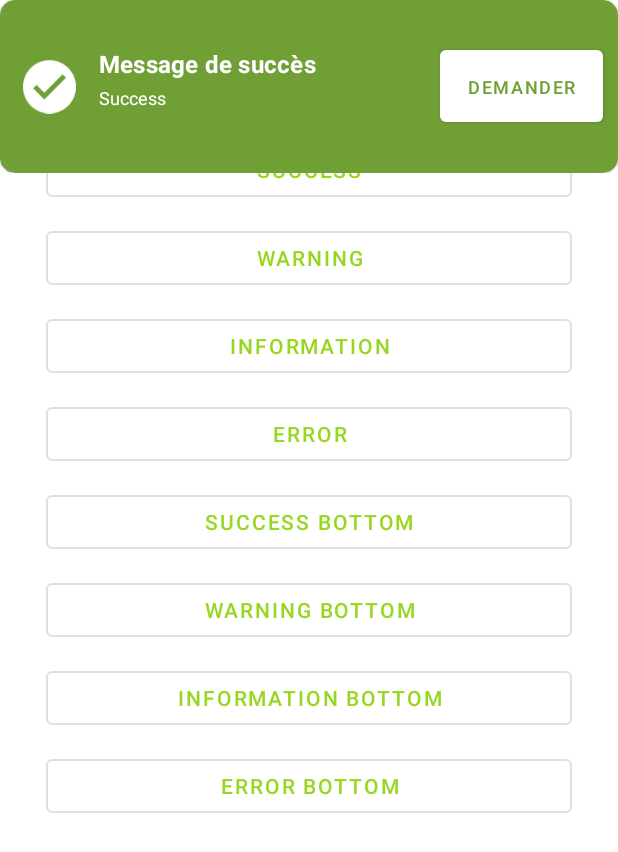
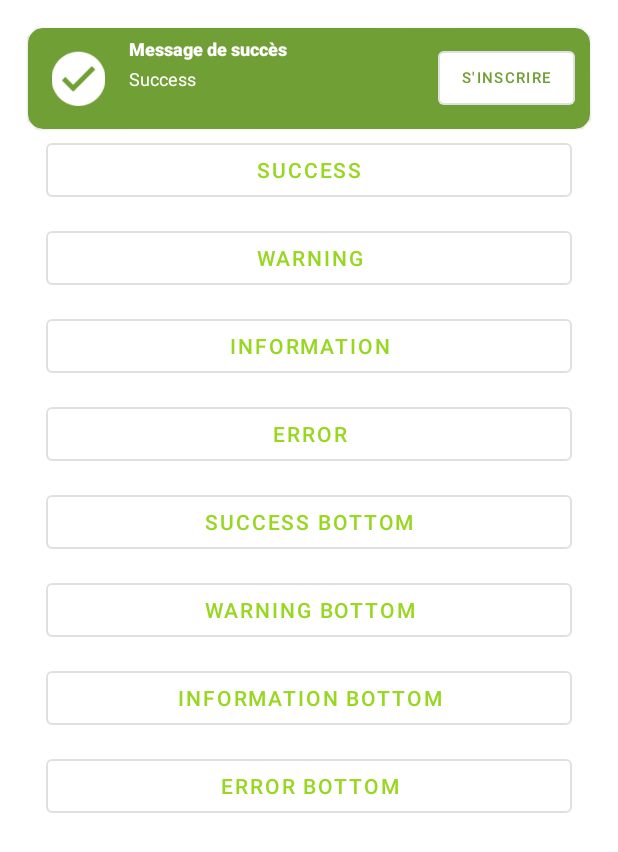
Before and after one commit to Exalis/AndroidUtils, an Android app: the screen it shows after launch (MainActivity), after a tap on "SUCCESS", on a phone screen of 412 x 824 dp. Shown: the top 852 px of the screen. Run offline under Robolectric (Android 15) with nearby library versions, the phone set to English and light mode, and no system bars.

Commit message:
Better responsibility

```diff
--- a/AndroidUtils/src/main/java/com/exalis/androidutils/Messaging/BannerMessage.java
+++ b/AndroidUtils/src/main/java/com/exalis/androidutils/Messaging/BannerMessage.java
@@ -61,7 +61,7 @@ public class BannerMessage {
                 CoordinatorLayout.LayoutParams.MATCH_PARENT,
                 100
         );
-
+        Log.i(TAG, "createView: " + comesFromBottom);
         if(comesFromBottom){
             params.gravity = Gravity.BOTTOM;
             params.setMargins(20, 20, 20, bottomMargin);
--- a/AndroidUtils/src/main/res/layout/banner.xml
+++ b/AndroidUtils/src/main/res/layout/banner.xml
@@ -1,14 +1,17 @@
 <RelativeLayout
 		android:layout_width="match_parent"
 		android:layout_height="match_parent"
+		android:id="@+id/popup"
 		xmlns:android="http://schemas.android.com/apk/res/android"
 >
 	<com.google.android.material.card.MaterialCardView
 			app:cardCornerRadius="10dp"
+			android:layout_margin="5dp"
 			app:cardBackgroundColor="@color/colorWarning"
+			android:background="@color/colorWarning"
 			android:id="@+id/banner"
 			android:layout_width="match_parent"
-			android:layout_height="115dp"
+			android:layout_height="wrap_content"
 			android:orientation="vertical"
 			android:padding="3dp"
 			xmlns:android="http://schemas.android.com/apk/res/android"
@@ -21,7 +24,7 @@
 
 			<ImageView
 					android:id="@+id/icon"
-					android:layout_width="66dp"
+					android:layout_width="67dp"
 					android:layout_height="67dp"
 					android:src="@drawable/warning_icon"
 					android:tint="@color/colorOnWarning"
@@ -31,20 +34,24 @@
 
 			<LinearLayout
 					android:layout_width="0dp"
-					android:layout_height="match_parent"
+					android:layout_height="wrap_content"
 					android:layout_weight="1"
 					android:orientation="vertical"
+					android:layout_marginTop="5dp"
+					android:layout_marginBottom="5dp"
 			>
 
 				<TextView
 						android:layout_width="match_parent"
 						android:layout_gravity="start"
-						android:layout_height="0dp"
-						android:layout_weight="1"
-						android:text="Confirmation"
+						android:layout_height="wrap_content"
+						android:text="Message de succès"
 						android:textStyle="bold"
 						android:gravity="bottom|start"
-						android:textAppearance="@style/TextAppearance.MaterialComponents.Subtitle1"
+						android:textSize="18sp"
+						android:autoSizeTextType="uniform"
+						android:maxLines="1"
+						android:textAppearance="@style/TextAppearance.AppCompat.Title"
 						android:textColor="@color/colorOnWarning"
 						android:id="@+id/bannerTitleContent"
 						android:layout_marginBottom="3dp"
@@ -53,8 +60,7 @@
 				<TextView
 						android:layout_width="match_parent"
 						android:layout_gravity="start"
-						android:layout_height="0dp"
-						android:layout_weight="1"
+						android:layout_height="wrap_content"
 						android:textSize="12sp"
 						android:layout_marginBottom="5dp"
 						android:text="Recipe saved successfully into your favorite, you can read it when offline"
@@ -65,21 +71,20 @@
 			</LinearLayout>
 
 			<com.google.android.material.button.MaterialButton
-					android:layout_width="0dp"
-					android:layout_weight="0.5"
-					android:layout_height="60dp"
+					android:layout_width="wrap_content"
+					android:layout_height="wrap_content"
 					android:layout_gravity="center"
 					android:onClick="onBannerActionClicked"
-					android:text="Demander à ma ville"
-					android:autoSizeTextType="uniform"
-					android:textColor="@color/colorWarning"
+					android:text="S'inscrire"
+					android:textColor="@color/colorOnWarning"
+					android:textSize="10sp"
 					android:maxLines="1"
-					style="@style/Widget.MaterialComponents.Button"
 					app:backgroundTint="@color/white"
 					android:id="@+id/bannerButton"
+					android:layout_marginEnd="10dp"
 					android:layout_marginStart="10dp"
-					android:layout_marginEnd="10dp"
-					android:visibility="gone"
+					android:visibility="visible"
+					style="@style/Widget.MaterialComponents.Button.OutlinedButton"
 			/>
 
 		</LinearLayout>
--- a/app/src/main/res/layout/main_activity.xml
+++ b/app/src/main/res/layout/main_activity.xml
@@ -1,8 +1,9 @@
 <?xml version="1.0" encoding="utf-8"?>
-<RelativeLayout
+<androidx.coordinatorlayout.widget.CoordinatorLayout
 		android:layout_height="match_parent"
 		android:layout_width="match_parent"
 		xmlns:android="http://schemas.android.com/apk/res/android">
+
 	<androidx.coordinatorlayout.widget.CoordinatorLayout
 			xmlns:android="http://schemas.android.com/apk/res/android"
 			android:layout_width="match_parent"
@@ -104,4 +105,5 @@
 
 
 	</androidx.coordinatorlayout.widget.CoordinatorLayout>
-</RelativeLayout>
+
+</androidx.coordinatorlayout.widget.CoordinatorLayout>
```
